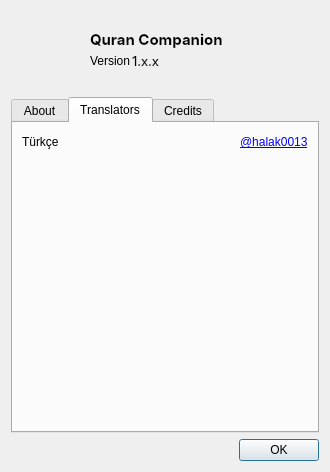
Old version of the form src/dialogs/aboutdialog.ui in the repository 0xzer0x/quran-companion.
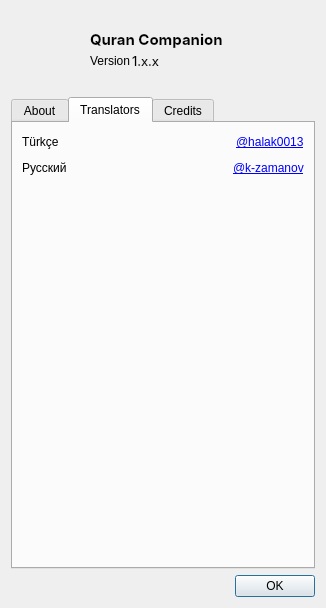
New version of the form. The open tabs and pages were chosen to show the change. Icons and pictures are not drawn.

Commit message: feat: add k-zamanov to translators

Diff of the .ui file:
```diff
--- a/src/dialogs/aboutdialog.ui
+++ b/src/dialogs/aboutdialog.ui
@@ -6,8 +6,8 @@
    <rect>
     <x>0</x>
     <y>0</y>
-    <width>330</width>
-    <height>472</height>
+    <width>326</width>
+    <height>608</height>
    </rect>
   </property>
   <property name="windowTitle">
@@ -312,6 +312,43 @@
          </item>
         </layout>
        </item>
+       <item>
+        <layout class="QHBoxLayout" name="lytTranslator_2">
+         <item>
+          <widget class="QLabel" name="label_10">
+           <property name="text">
+            <string notr="true">Русский</string>
+           </property>
+          </widget>
+         </item>
+         <item>
+          <spacer name="horizontalSpacer_3">
+           <property name="orientation">
+            <enum>Qt::Horizontal</enum>
+           </property>
+           <property name="sizeHint" stdset="0">
+            <size>
+             <width>40</width>
+             <height>20</height>
+            </size>
+           </property>
+          </spacer>
+         </item>
+         <item>
+          <widget class="QLabel" name="label_12">
+           <property name="toolTip">
+            <string notr="true">https://crowdin.com/profile/k-zamanov</string>
+           </property>
+           <property name="text">
+            <string notr="true">&lt;a href=&quot;https://crowdin.com/profile/k-zamanov&quot;&gt;@k-zamanov&lt;/a&gt;</string>
+           </property>
+           <property name="openExternalLinks">
+            <bool>true</bool>
+           </property>
+          </widget>
+         </item>
+        </layout>
+       </item>
        <item>
         <spacer name="verticalSpacer_3">
          <property name="orientation">
```
